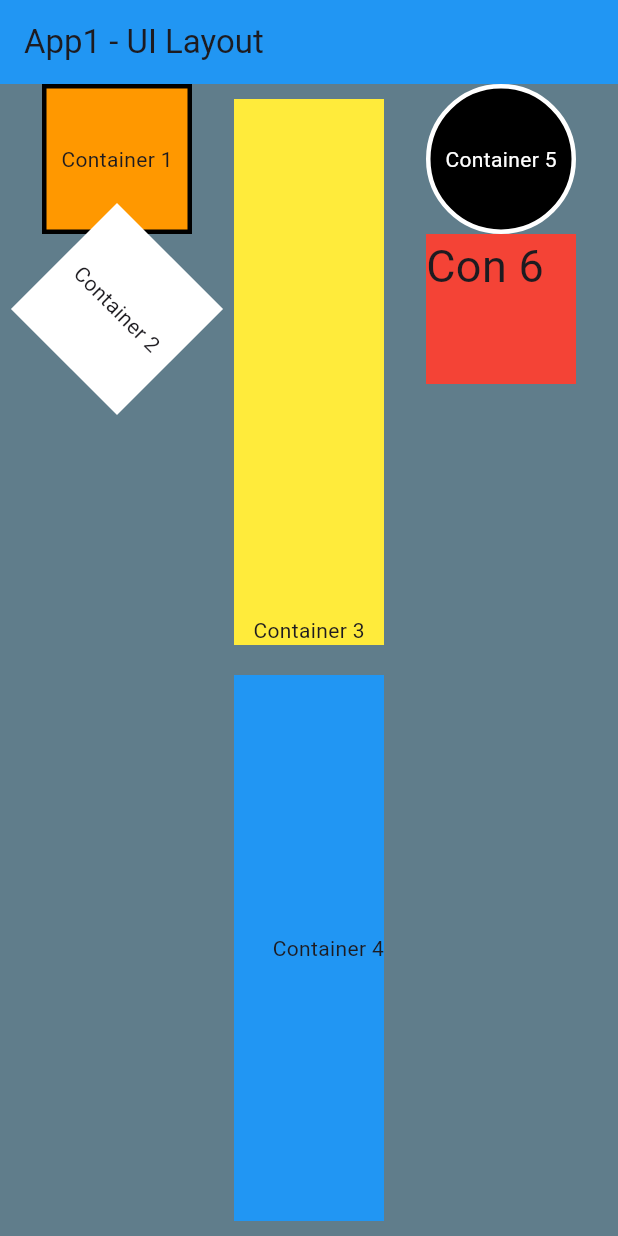
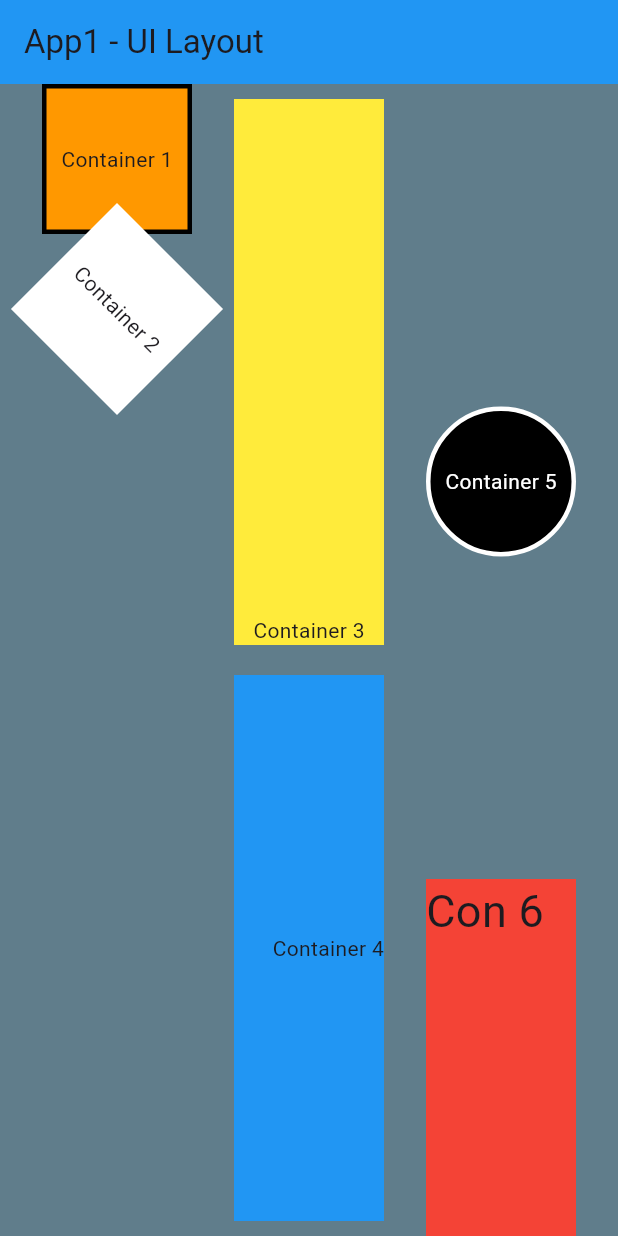
Before and after one commit to dbass12/dmit2504-assessments, a Flutter app: the screen it shows after launch, on a phone screen of 412 x 824 dp. Run offline on Flutter 3.47's test engine with Material 3 defaults, Android fonts, the phone set to English and light mode, and no system bars.

Commit message:
a01 done

```diff
--- a/a01/lib/main.dart
+++ b/a01/lib/main.dart
@@ -96,7 +96,9 @@ class MyApp extends StatelessWidget {
             ]),
             Column(children: <Widget>[
               // Col3
-              Container(
+              Padding(
+                padding: const EdgeInsets.fromLTRB(0, 215, 0, 215),
+                child: Container(
                   height: 100.0,
                   width: 100.0,
                   decoration: BoxDecoration(
@@ -111,7 +113,9 @@ class MyApp extends StatelessWidget {
                     ),
                   ),
                 ),
-              Container(
+              ),
+              Expanded(
+                child: Container(
                   height: 100.0,
                   width: 100.0,
                   color: Colors.red,
@@ -123,6 +127,7 @@ class MyApp extends StatelessWidget {
                     ),
                   ),
                 ),
+              )
             ]),
           ],
         ),
```
Lines whose indentation alone changed are shown as unchanged.
